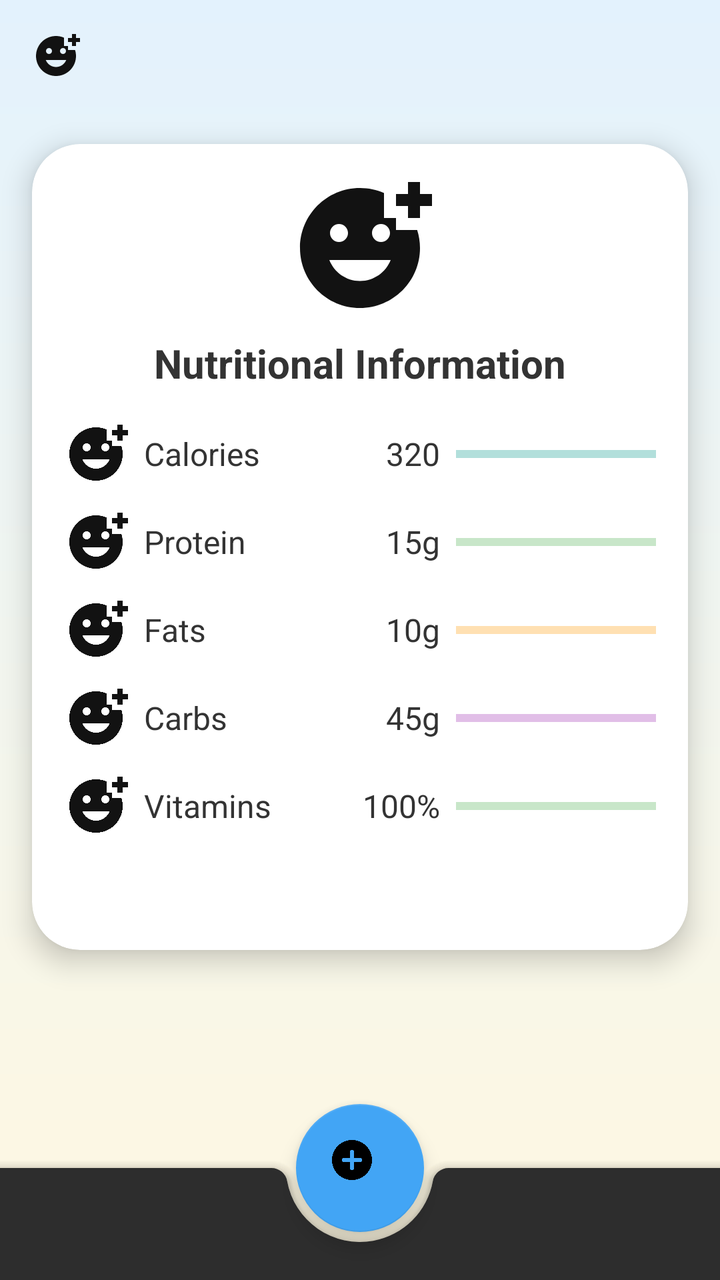
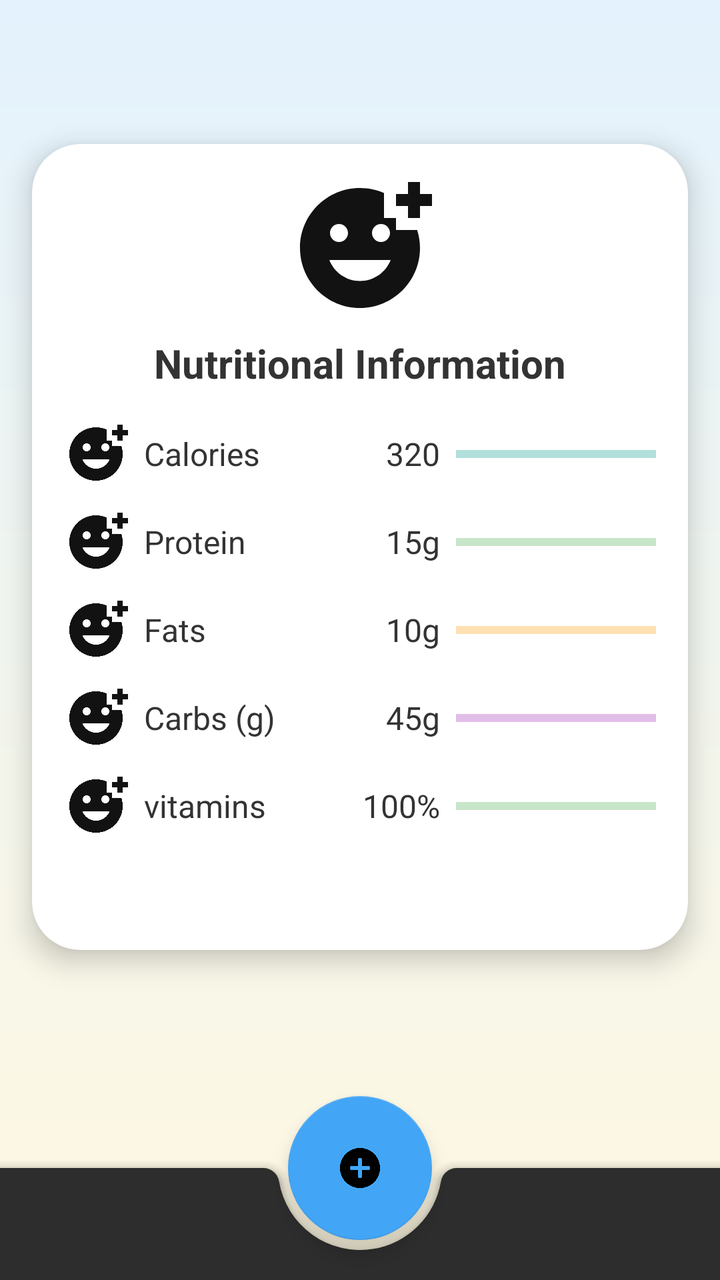

Compare the two renders of this Android layout. The source of the first and the diff that turns it into the second are given below.
<!-- AndroidManifest.xml: activity theme Theme.PokemonMealtimeMasters -->
<!-- res/layout/activity_main.xml -->
<?xml version="1.0" encoding="utf-8"?>
<androidx.coordinatorlayout.widget.CoordinatorLayout
    xmlns:android="http://schemas.android.com/apk/res/android"
    xmlns:app="http://schemas.android.com/apk/res-auto"
    android:layout_width="match_parent"
    android:layout_height="match_parent"
    android:background="@drawable/bg_gradient">

    
    <com.google.android.material.appbar.MaterialToolbar
        android:id="@+id/top_app_bar"
        android:layout_width="match_parent"
        android:layout_height="?attr/actionBarSize"
        android:backgroundTint="@android:color/transparent"
        android:title="Pokémon Mealtime Masters"
        android:titleTextColor="@android:color/white"
        app:navigationIcon="@drawable/ic_placeholder" />

    
    <ScrollView
        android:layout_width="match_parent"
        android:layout_height="match_parent"
        android:layout_marginTop="?attr/actionBarSize"
        app:layout_behavior="@string/appbar_scrolling_view_behavior">

        <com.google.android.material.card.MaterialCardView
            android:layout_width="match_parent"
            android:layout_height="wrap_content"
            android:layout_margin="16dp"
            app:cardCornerRadius="24dp"
            app:cardElevation="8dp"
            app:cardBackgroundColor="@android:color/white">

            <LinearLayout
                android:layout_width="match_parent"
                android:layout_height="wrap_content"
                android:orientation="vertical"
                android:padding="16dp">

                
                <ImageView
                    android:layout_width="72dp"
                    android:layout_height="72dp"
                    android:layout_gravity="center"
                    android:src="@drawable/ic_placeholder"
                    android:contentDescription="Buddy Icon"/>

                
                <TextView
                    android:layout_width="wrap_content"
                    android:layout_height="wrap_content"
                    android:layout_gravity="center"
                    android:layout_marginTop="8dp"
                    android:text="Nutritional Information"
                    android:textColor="#333333"
                    android:textSize="20sp"
                    android:textStyle="bold"/>

                
                <LinearLayout
                    android:layout_width="match_parent"
                    android:layout_height="wrap_content"
                    android:layout_marginTop="16dp"
                    android:gravity="center_vertical"
                    android:orientation="horizontal">

                    <ImageView
                        android:layout_width="32dp"
                        android:layout_height="32dp"
                        android:src="@drawable/ic_placeholder"
                        android:contentDescription="Calories"/>

                    <TextView
                        android:layout_width="0dp"
                        android:layout_height="wrap_content"
                        android:layout_weight="1"
                        android:layout_marginStart="8dp"
                        android:text="Calories"
                        android:textColor="#333333"
                        android:textSize="16sp"/>

                    <TextView
                        android:id="@+id/text_calories_value"
                        android:layout_width="wrap_content"
                        android:layout_height="wrap_content"
                        android:layout_marginEnd="8dp"
                        android:text="320"
                        android:textColor="#333333"
                        android:textSize="16sp"/>

                    <com.google.android.material.progressindicator.LinearProgressIndicator
                        android:id="@+id/prog_calories"
                        style="@style/Widget.MaterialComponents.LinearProgressIndicator"
                        android:layout_width="100dp"
                        android:layout_height="16dp"
                        app:indicatorColor="@color/teal_700"
                        app:trackColor="#B2DFDB"/>
                </LinearLayout>

                
                <LinearLayout
                    android:layout_width="match_parent"
                    android:layout_height="wrap_content"
                    android:layout_marginTop="12dp"
                    android:gravity="center_vertical"
                    android:orientation="horizontal">

                    <ImageView
                        android:layout_width="32dp"
                        android:layout_height="32dp"
                        android:src="@drawable/ic_placeholder"
                        android:contentDescription="Protein"/>

                    <TextView
                        android:layout_width="0dp"
                        android:layout_height="wrap_content"
                        android:layout_weight="1"
                        android:layout_marginStart="8dp"
                        android:text="Protein"
                        android:textColor="#333333"
                        android:textSize="16sp"/>

                    <TextView
                        android:id="@+id/text_protein_value"
                        android:layout_width="wrap_content"
                        android:layout_height="wrap_content"
                        android:layout_marginEnd="8dp"
                        android:text="15g"
                        android:textColor="#333333"
                        android:textSize="16sp"/>

                    <com.google.android.material.progressindicator.LinearProgressIndicator
                        android:id="@+id/prog_protein"
                        style="@style/Widget.MaterialComponents.LinearProgressIndicator"
                        android:layout_width="100dp"
                        android:layout_height="16dp"
                        app:indicatorColor="@color/green_500"
                        app:trackColor="#C8E6C9"/>
                </LinearLayout>

                
                <LinearLayout
                    android:layout_width="match_parent"
                    android:layout_height="wrap_content"
                    android:layout_marginTop="12dp"
                    android:gravity="center_vertical"
                    android:orientation="horizontal">

                    <ImageView
                        android:layout_width="32dp"
                        android:layout_height="32dp"
                        android:src="@drawable/ic_placeholder"
                        android:contentDescription="Fats"/>

                    <TextView
                        android:layout_width="0dp"
                        android:layout_height="wrap_content"
                        android:layout_weight="1"
                        android:layout_marginStart="8dp"
                        android:text="Fats"
                        android:textColor="#333333"
                        android:textSize="16sp"/>

                    <TextView
                        android:id="@+id/text_fats_value"
                        android:layout_width="wrap_content"
                        android:layout_height="wrap_content"
                        android:layout_marginEnd="8dp"
                        android:text="10g"
                        android:textColor="#333333"
                        android:textSize="16sp"/>

                    <com.google.android.material.progressindicator.LinearProgressIndicator
                        android:id="@+id/prog_fats"
                        style="@style/Widget.MaterialComponents.LinearProgressIndicator"
                        android:layout_width="100dp"
                        android:layout_height="16dp"
                        app:indicatorColor="@color/amber_700"
                        app:trackColor="#FFE0B2"/>
                </LinearLayout>

                
                <LinearLayout
                    android:layout_width="match_parent"
                    android:layout_height="wrap_content"
                    android:layout_marginTop="12dp"
                    android:gravity="center_vertical"
                    android:orientation="horizontal">

                    <ImageView
                        android:layout_width="32dp"
                        android:layout_height="32dp"
                        android:src="@drawable/ic_placeholder"
                        android:contentDescription="Carbs"/>

                    <TextView
                        android:layout_width="0dp"
                        android:layout_height="wrap_content"
                        android:layout_weight="1"
                        android:layout_marginStart="8dp"
                        android:text="Carbs"
                        android:textColor="#333333"
                        android:textSize="16sp"/>

                    <TextView
                        android:id="@+id/text_carbs_value"
                        android:layout_width="wrap_content"
                        android:layout_height="wrap_content"
                        android:layout_marginEnd="8dp"
                        android:text="45g"
                        android:textColor="#333333"
                        android:textSize="16sp"/>

                    <com.google.android.material.progressindicator.LinearProgressIndicator
                        android:id="@+id/prog_carbs"
                        style="@style/Widget.MaterialComponents.LinearProgressIndicator"
                        android:layout_width="100dp"
                        android:layout_height="16dp"
                        app:indicatorColor="@color/purple_500"
                        app:trackColor="#E1BEE7"/>
                </LinearLayout>

                
                <LinearLayout
                    android:layout_width="match_parent"
                    android:layout_height="wrap_content"
                    android:layout_marginTop="12dp"
                    android:gravity="center_vertical"
                    android:orientation="horizontal">

                    <ImageView
                        android:layout_width="32dp"
                        android:layout_height="32dp"
                        android:src="@drawable/ic_placeholder"
                        android:contentDescription="Vitamins"/>

                    <TextView
                        android:layout_width="0dp"
                        android:layout_height="wrap_content"
                        android:layout_weight="1"
                        android:layout_marginStart="8dp"
                        android:text="Vitamins"
                        android:textColor="#333333"
                        android:textSize="16sp"/>

                    <TextView
                        android:id="@+id/text_vitamins_value"
                        android:layout_width="wrap_content"
                        android:layout_height="wrap_content"
                        android:layout_marginEnd="8dp"
                        android:text="100%"
                        android:textColor="#333333"
                        android:textSize="16sp"/>

                    <com.google.android.material.progressindicator.LinearProgressIndicator
                        android:id="@+id/prog_vitamins"
                        style="@style/Widget.MaterialComponents.LinearProgressIndicator"
                        android:layout_width="100dp"
                        android:layout_height="16dp"
                        app:indicatorColor="@color/green_500"
                        app:trackColor="#C8E6C9"/>
                </LinearLayout>

                <androidx.recyclerview.widget.RecyclerView
                    android:id="@+id/logged_meals_recycler"
                    android:layout_width="match_parent"
                    android:layout_height="wrap_content"
                    android:layout_marginTop="24dp"
                    android:clipToPadding="false"
                    android:paddingBottom="16dp"/>
            </LinearLayout>
        </com.google.android.material.card.MaterialCardView>

    </ScrollView>

    
    <com.google.android.material.floatingactionbutton.FloatingActionButton
        android:id="@+id/fab_add_meal"
        android:layout_width="64dp"
        android:layout_height="64dp"
        app:srcCompat="@drawable/ic_add"
        android:tint="@android:color/white"
        app:backgroundTint="@color/accent"
        app:layout_anchor="@id/bottom_app_bar"
        app:layout_anchorGravity="center"
        android:layout_marginBottom="16dp"/>

    
    <com.google.android.material.bottomappbar.BottomAppBar
        android:id="@+id/bottom_app_bar"
        android:layout_width="match_parent"
        android:layout_height="wrap_content"
        android:layout_gravity="bottom"
        app:fabAlignmentMode="center"/>
</androidx.coordinatorlayout.widget.CoordinatorLayout>
<!-- resources referenced by this layout -->
<resources>
  <color name="accent">#42A5F5</color>
  <color name="amber_700">#FFD966</color>
  <color name="green_500">#7FFFD4</color>
  <color name="purple_500">#FF6200EE</color>
  <color name="teal_700">#FF018786</color>
  <!-- drawable bg_gradient (drawable) -->
  <?xml version="1.0" encoding="utf-8"?>
  <shape xmlns:android="http://schemas.android.com/apk/res/android">
      <gradient
          android:angle="270"
          android:startColor="#FFE3F2FD"
          android:endColor="#FFFFF8E1"
          android:type="linear"/>
  </shape>
  <!-- drawable ic_add (drawable) -->
  <vector xmlns:android="http://schemas.android.com/apk/res/android" android:height="24dp" android:tint="#37FF95" android:viewportHeight="24" android:viewportWidth="24" android:width="24dp">
        
      <path android:fillColor="@android:color/white" android:pathData="M12,2C6.48,2 2,6.48 2,12s4.48,10 10,10 10,-4.48 10,-10S17.52,2 12,2zM16,13h-3v3c0,0.55 -0.45,1 -1,1s-1,-0.45 -1,-1v-3L8,13c-0.55,0 -1,-0.45 -1,-1s0.45,-1 1,-1h3L11,8c0,-0.55 0.45,-1 1,-1s1,0.45 1,1v3h3c0.55,0 1,0.45 1,1s-0.45,1 -1,1z"/>
      
  </vector>
  <!-- drawable ic_placeholder (drawable) -->
  <vector xmlns:android="http://schemas.android.com/apk/res/android" android:height="24dp" android:tint="#121212" android:viewportHeight="24" android:viewportWidth="24" android:width="24dp">
        
      <path android:fillColor="@android:color/white" android:pathData="M18,9V7h-2V2.84C14.77,2.3 13.42,2 11.99,2C6.47,2 2,6.48 2,12s4.47,10 9.99,10C17.52,22 22,17.52 22,12c0,-1.05 -0.17,-2.05 -0.47,-3H18zM15.5,8C16.33,8 17,8.67 17,9.5S16.33,11 15.5,11S14,10.33 14,9.5S14.67,8 15.5,8zM8.5,8C9.33,8 10,8.67 10,9.5S9.33,11 8.5,11S7,10.33 7,9.5S7.67,8 8.5,8zM12,17.5c-2.33,0 -4.31,-1.46 -5.11,-3.5h10.22C16.31,16.04 14.33,17.5 12,17.5zM22,3h2v2h-2v2h-2V5h-2V3h2V1h2V3z"/>
      
  </vector>
  <style name="Theme.PokemonMealtimeMasters" parent="Theme.MaterialComponents" />
</resources>

<!-- the commit's change to res/layout/activity_main.xml (unified diff, before → after) -->
@@ -12,9 +12,15 @@
         android:layout_width="match_parent"
         android:layout_height="?attr/actionBarSize"
         android:backgroundTint="@android:color/transparent"
-        android:title="Pokémon Mealtime Masters"
-        android:titleTextColor="@android:color/white"
-        app:navigationIcon="@drawable/ic_placeholder" />
+        android:title="@string/title"
+        android:titleTextColor="@android:color/black" />
+
+    <FrameLayout
+        android:id="@+id/fragment_container"
+        android:layout_width="match_parent"
+        android:layout_height="match_parent"
+        android:layout_marginTop="?attr/actionBarSize"
+        app:layout_behavior="@string/appbar_scrolling_view_behavior"/>
 
     
     <ScrollView
@@ -43,7 +49,7 @@
                     android:layout_height="72dp"
                     android:layout_gravity="center"
                     android:src="@drawable/ic_placeholder"
-                    android:contentDescription="Buddy Icon"/>
+                    android:contentDescription="@string/buddy_icon"/>
 
                 
                 <TextView
@@ -51,7 +57,7 @@
                     android:layout_height="wrap_content"
                     android:layout_gravity="center"
                     android:layout_marginTop="8dp"
-                    android:text="Nutritional Information"
+                    android:text="@string/nutritional_information"
                     android:textColor="#333333"
                     android:textSize="20sp"
                     android:textStyle="bold"/>
@@ -68,14 +74,14 @@
                         android:layout_width="32dp"
                         android:layout_height="32dp"
                         android:src="@drawable/ic_placeholder"
-                        android:contentDescription="Calories"/>
-
-                    <TextView
-                        android:layout_width="0dp"
-                        android:layout_height="wrap_content"
-                        android:layout_weight="1"
-                        android:layout_marginStart="8dp"
-                        android:text="Calories"
+                        android:contentDescription="@string/calories"/>
+
+                    <TextView
+                        android:layout_width="0dp"
+                        android:layout_height="wrap_content"
+                        android:layout_weight="1"
+                        android:layout_marginStart="8dp"
+                        android:text="@string/calories"
                         android:textColor="#333333"
                         android:textSize="16sp"/>
 
@@ -109,14 +115,14 @@
                         android:layout_width="32dp"
                         android:layout_height="32dp"
                         android:src="@drawable/ic_placeholder"
-                        android:contentDescription="Protein"/>
-
-                    <TextView
-                        android:layout_width="0dp"
-                        android:layout_height="wrap_content"
-                        android:layout_weight="1"
-                        android:layout_marginStart="8dp"
-                        android:text="Protein"
+                        android:contentDescription="@string/protein"/>
+
+                    <TextView
+                        android:layout_width="0dp"
+                        android:layout_height="wrap_content"
+                        android:layout_weight="1"
+                        android:layout_marginStart="8dp"
+                        android:text="@string/protein"
                         android:textColor="#333333"
                         android:textSize="16sp"/>
 
@@ -150,14 +156,14 @@
                         android:layout_width="32dp"
                         android:layout_height="32dp"
                         android:src="@drawable/ic_placeholder"
-                        android:contentDescription="Fats"/>
-
-                    <TextView
-                        android:layout_width="0dp"
-                        android:layout_height="wrap_content"
-                        android:layout_weight="1"
-                        android:layout_marginStart="8dp"
-                        android:text="Fats"
+                        android:contentDescription="@string/fats"/>
+
+                    <TextView
+                        android:layout_width="0dp"
+                        android:layout_height="wrap_content"
+                        android:layout_weight="1"
+                        android:layout_marginStart="8dp"
+                        android:text="@string/fats"
                         android:textColor="#333333"
                         android:textSize="16sp"/>
 
@@ -191,14 +197,14 @@
                         android:layout_width="32dp"
                         android:layout_height="32dp"
                         android:src="@drawable/ic_placeholder"
-                        android:contentDescription="Carbs"/>
-
-                    <TextView
-                        android:layout_width="0dp"
-                        android:layout_height="wrap_content"
-                        android:layout_weight="1"
-                        android:layout_marginStart="8dp"
-                        android:text="Carbs"
+                        android:contentDescription="@string/carbs"/>
+
+                    <TextView
+                        android:layout_width="0dp"
+                        android:layout_height="wrap_content"
+                        android:layout_weight="1"
+                        android:layout_marginStart="8dp"
+                        android:text="@string/carbs"
                         android:textColor="#333333"
                         android:textSize="16sp"/>
 
@@ -232,14 +238,14 @@
                         android:layout_width="32dp"
                         android:layout_height="32dp"
                         android:src="@drawable/ic_placeholder"
-                        android:contentDescription="Vitamins"/>
-
-                    <TextView
-                        android:layout_width="0dp"
-                        android:layout_height="wrap_content"
-                        android:layout_weight="1"
-                        android:layout_marginStart="8dp"
-                        android:text="Vitamins"
+                        android:contentDescription="@string/vitamins"/>
+
+                    <TextView
+                        android:layout_width="0dp"
+                        android:layout_height="wrap_content"
+                        android:layout_weight="1"
+                        android:layout_marginStart="8dp"
+                        android:text="@string/vitamins"
                         android:textColor="#333333"
                         android:textSize="16sp"/>
 
@@ -276,8 +282,9 @@
     
     <com.google.android.material.floatingactionbutton.FloatingActionButton
         android:id="@+id/fab_add_meal"
-        android:layout_width="64dp"
-        android:layout_height="64dp"
+        android:layout_width="72dp"
+        android:layout_height="72dp"
+        app:fabCustomSize="72dp"
         app:srcCompat="@drawable/ic_add"
         android:tint="@android:color/white"
         app:backgroundTint="@color/accent"
<!-- resource entries referenced after the edit -->
@@ -26,6 +26,19 @@
       <path android:fillColor="@android:color/white" android:pathData="M18,9V7h-2V2.84C14.77,2.3 13.42,2 11.99,2C6.47,2 2,6.48 2,12s4.47,10 9.99,10C17.52,22 22,17.52 22,12c0,-1.05 -0.17,-2.05 -0.47,-3H18zM15.5,8C16.33,8 17,8.67 17,9.5S16.33,11 15.5,11S14,10.33 14,9.5S14.67,8 15.5,8zM8.5,8C9.33,8 10,8.67 10,9.5S9.33,11 8.5,11S7,10.33 7,9.5S7.67,8 8.5,8zM12,17.5c-2.33,0 -4.31,-1.46 -5.11,-3.5h10.22C16.31,16.04 14.33,17.5 12,17.5zM22,3h2v2h-2v2h-2V5h-2V3h2V1h2V3z"/>
       
   </vector>
-  <style name="Theme.PokemonMealtimeMasters" parent="Theme.MaterialComponents" />
+  <string name="buddy_icon">Buddy Icon</string>
+  <string name="calories">Calories</string>
+  <string name="carbs">Carbs (g)</string>
+  <string name="fats">Fats</string>
+  <string name="nutritional_information">Nutritional Information</string>
+  <string name="protein">Protein</string>
+  <string name="title">Pokémon Mealtime Masters</string>
+  <string name="vitamins">vitamins</string>
+  <style name="Theme.PokemonMealtimeMasters" parent="Theme.MaterialComponents.NoActionBar">
+          <item name="toolbarStyle">@style/MyToolbar</item>
+      </style>
+  <style name="MyToolbar" parent="Widget.MaterialComponents.Toolbar">
+          <item name="titleTextColor">@android:color/black</item>
+      </style>
 </resources>
 
